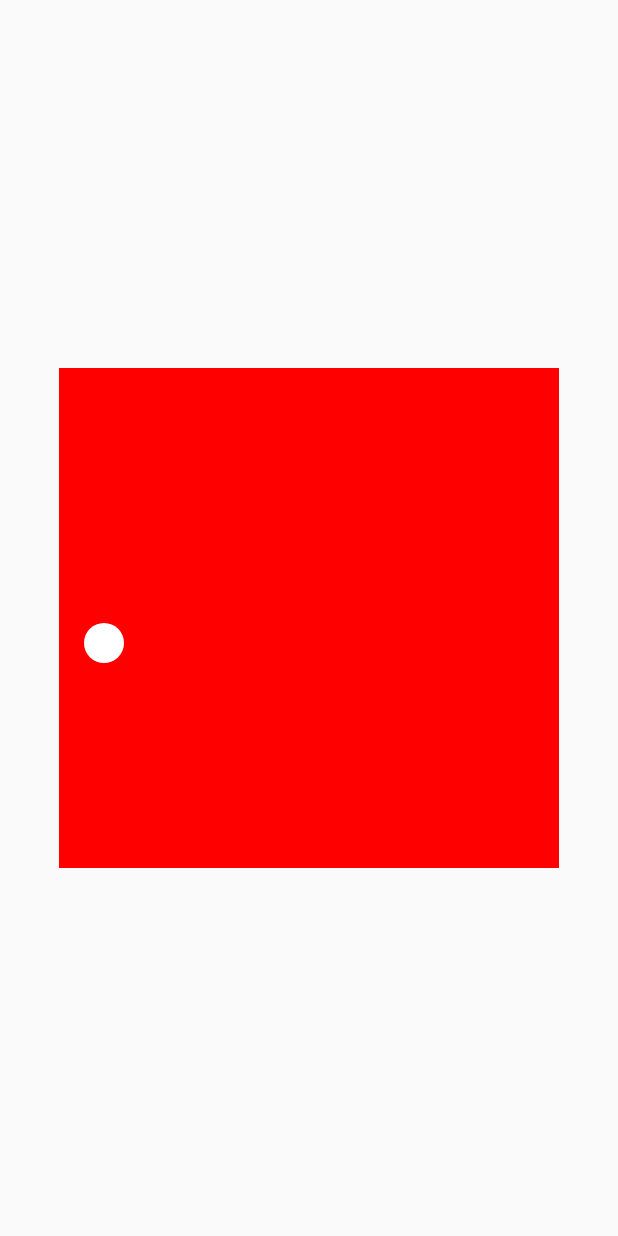
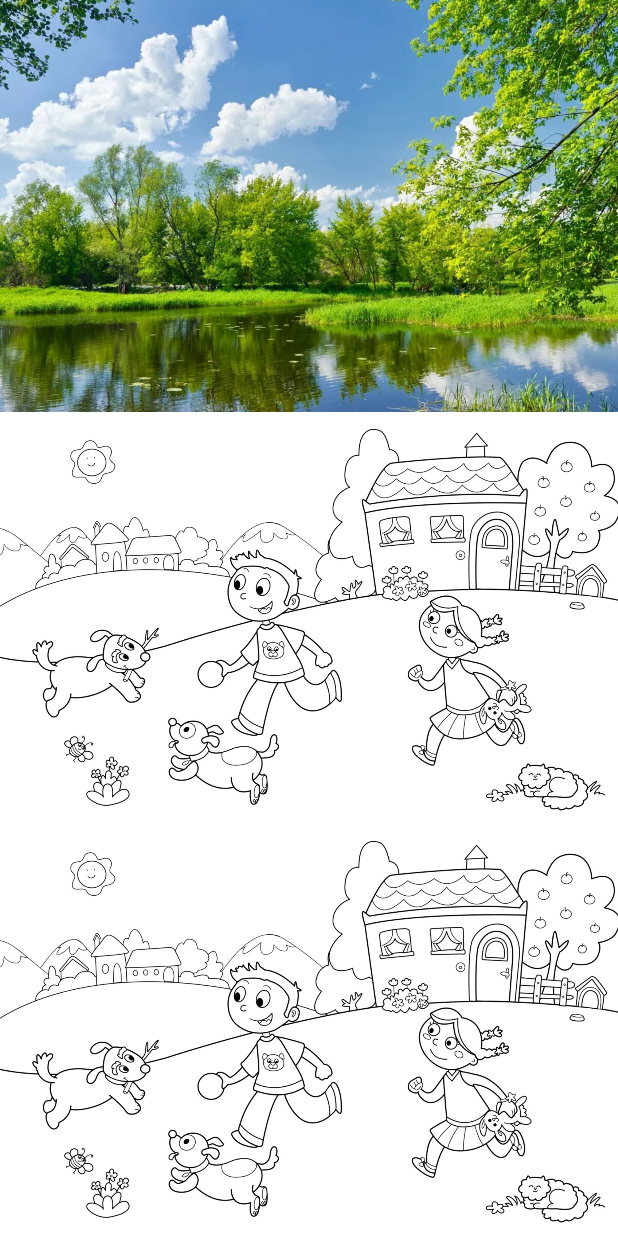
Before and after one commit to asp424/Ball, an Android app built with Jetpack Compose: the screen it shows after launch (MainActivity), on a phone screen of 412 x 824 dp. Run offline under Robolectric (Android 15) with nearby library versions, the phone set to English and light mode, and no system bars.

Commit message:
Collapsed Item

```diff
--- a/app/build.gradle.kts
+++ b/app/build.gradle.kts
@@ -28,6 +28,7 @@ android {
     }
 
     kotlinOptions { jvmTarget = "1.8" }
+
     buildFeatures {
         compose = true
     }
--- a/app/src/main/java/com/lm/ball/MainActivity.kt
+++ b/app/src/main/java/com/lm/ball/MainActivity.kt
@@ -4,9 +4,13 @@ import android.os.Bundle
 import androidx.activity.ComponentActivity
 import androidx.activity.compose.setContent
 import androidx.compose.foundation.Canvas
+import androidx.compose.foundation.Image
 import androidx.compose.foundation.layout.Arrangement
 import androidx.compose.foundation.layout.Column
 import androidx.compose.foundation.layout.fillMaxSize
+import androidx.compose.foundation.layout.size
+import androidx.compose.foundation.rememberScrollState
+import androidx.compose.foundation.verticalScroll
 import androidx.compose.runtime.*
 import androidx.compose.ui.Alignment
 import androidx.compose.ui.Modifier
@@ -15,6 +19,10 @@ import androidx.compose.ui.geometry.Size
 import androidx.compose.ui.graphics.Color.Companion.Red
 import androidx.compose.ui.graphics.Color.Companion.White
 import androidx.compose.ui.graphics.graphicsLayer
+import androidx.compose.ui.layout.ContentScale
+import androidx.compose.ui.platform.LocalConfiguration
+import androidx.compose.ui.res.painterResource
+import androidx.compose.ui.unit.dp
 import kotlinx.coroutines.delay
 import kotlin.math.abs
 
@@ -22,7 +30,8 @@ import kotlin.math.abs
 class MainActivity : ComponentActivity() {
     override fun onCreate(savedInstanceState: Bundle?) {
         super.onCreate(savedInstanceState)
-        setContent { Ball() }
+
+        setContent { Sq() }
     }
 
     @Composable
@@ -32,11 +41,12 @@ class MainActivity : ComponentActivity() {
         val startLocBallX by remember { mutableStateOf(rectSide / 2 - ballRadius) }
         var locBallX by remember { mutableStateOf(0f) }
         var locBallY by remember { mutableStateOf(0f) }
-        var stepX by remember { mutableStateOf(5f) }
-        var stepY by remember { mutableStateOf(5f) }
-        LaunchedEffect(true) {
+        var stepX by remember { mutableStateOf(1f) }
+        var stepY by remember { mutableStateOf(1f) }
+
+        LaunchedEffect(ballRadius) {
             while (true) {
-                delay(10L)
+                delay(3L)
                 locBallX += stepX
                 locBallY += stepY
                 when (locBallX) {
@@ -49,7 +59,6 @@ class MainActivity : ComponentActivity() {
                     startLocBallX -> stepY = -stepY
                     startLocBallX * 2 -> stepX = -stepX
                 }
-
                 if (locBallY == -startLocBallX) stepY = abs(stepY)
             }
         }
@@ -80,3 +89,42 @@ class MainActivity : ComponentActivity() {
         }
     }
 }
+
+@Composable
+fun Sq() {
+    val screenHeight = LocalConfiguration.current.screenHeightDp.dp
+    val h by remember { mutableStateOf(false) }
+    val state = rememberScrollState()
+
+    var height by remember { mutableStateOf(screenHeight / 3) }
+    LaunchedEffect(state.value) {
+        if (height <= screenHeight / 3)
+            height = screenHeight / 3 - state.value.dp / 3
+    }
+    Column(
+        Modifier
+            .fillMaxSize()
+            .verticalScroll(state), horizontalAlignment = Alignment.CenterHorizontally,
+        verticalArrangement = Arrangement.Top
+    ) {
+
+        Image(
+            painter = painterResource(id = R.drawable.b), contentDescription = null,
+            contentScale = ContentScale.Crop,
+            modifier = Modifier.size(
+                LocalConfiguration.current.screenWidthDp.dp,
+                height = height
+            )
+        )
+        repeat(6) {
+            Image(
+                painter = painterResource(id = R.drawable.a), contentDescription = null,
+                contentScale = ContentScale.Crop,
+                modifier = Modifier.size(
+                    LocalConfiguration.current.screenWidthDp.dp,
+                    height = LocalConfiguration.current.screenHeightDp.dp / 3
+                )
+            )
+        }
+    }
+}
--- a/app/src/main/res/values/themes.xml
+++ b/app/src/main/res/values/themes.xml
@@ -2,6 +2,6 @@
     <!-- Base application theme. -->
     <style name="Theme.Ball" parent="android:Theme.Material.Light.NoActionBar">
 
-        <!-- Customize your theme here. -->
+
     </style>
 </resources>
```
Also changed, not shown: buildSrc/src/main/java/AppDependencies.kt (+9 -12 lines), app/src/main/res/drawable/a.jpg (added), app/src/main/res/drawable/b.jpg (added).
